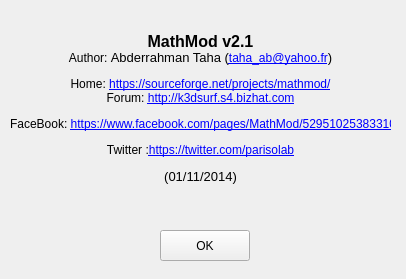
Above: trunk/ui_forms/about.ui from parisolab/mathmod before the change. Below: the same form after it.
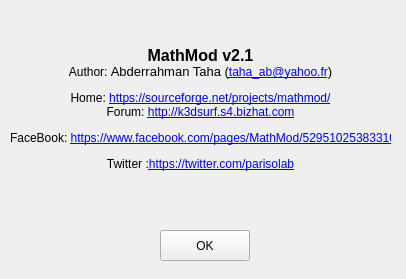
That is the form after the change.

Commit message: Add possibility to rotate the shape about their X, Y and Z Axis MathMod - https://sourceforge.net/p/mathmod/tickets/40

```diff
--- a/trunk/ui_forms/about.ui
+++ b/trunk/ui_forms/about.ui
@@ -26,7 +26,7 @@
     <font/>
    </property>
    <property name="text">
-    <string>&lt;html&gt;&lt;head/&gt;&lt;body&gt;&lt;p align=&quot;center&quot;&gt;&lt;span style=&quot; font-size:12pt; font-weight:600;&quot;&gt;MathMod v2.1&lt;/span&gt;&lt;br/&gt;Author: &lt;span style=&quot; font-size:10pt;&quot;&gt;Abderrahman Taha (&lt;/span&gt;&lt;a href=&quot;taha_ab@yahoo.fr&quot;&gt;&lt;span style=&quot; text-decoration: underline; color:#0000ff;&quot;&gt;taha_ab@yahoo.fr&lt;/span&gt;&lt;/a&gt;&lt;span style=&quot; font-size:10pt;&quot;&gt;)&lt;/span&gt;&lt;/p&gt;&lt;p align=&quot;center&quot;&gt;Home: &lt;a href=&quot;https://sourceforge.net/projects/mathmod/&quot;&gt;&lt;span style=&quot; text-decoration: underline; color:#0000ff;&quot;&gt;https://sourceforge.net/projects/mathmod/&lt;/span&gt;&lt;/a&gt;&lt;br/&gt;Forum: &lt;a href=&quot;http://k3dsurf.s4.bizhat.com&quot;&gt;&lt;span style=&quot; text-decoration: underline; color:#0000ff;&quot;&gt;http://k3dsurf.s4.bizhat.com&lt;/span&gt;&lt;/a&gt;&lt;/p&gt;&lt;p align=&quot;center&quot;&gt;FaceBook: &lt;a href=&quot;https://www.facebook.com/pages/MathMod/529510253833102&quot;&gt;&lt;span style=&quot; text-decoration: underline; color:#0000ff;&quot;&gt;https://www.facebook.com/pages/MathMod/529510253833102&lt;/span&gt;&lt;/a&gt;&lt;/p&gt;&lt;p align=&quot;center&quot;&gt;Twitter :&lt;a href=&quot;https://twitter.com/parisolab&quot;&gt;&lt;span style=&quot; text-decoration: underline; color:#0000ff;&quot;&gt;https://twitter.com/parisolab&lt;/span&gt;&lt;/a&gt;&lt;/p&gt;&lt;p align=&quot;center&quot;&gt;&lt;span style=&quot; font-size:10pt;&quot;&gt;(01/11/2014)&lt;/span&gt;&lt;br/&gt;&lt;/p&gt;&lt;/body&gt;&lt;/html&gt;</string>
+    <string>&lt;html&gt;&lt;head/&gt;&lt;body&gt;&lt;p align=&quot;center&quot;&gt;&lt;span style=&quot; font-size:12pt; font-weight:600;&quot;&gt;MathMod v2.1&lt;/span&gt;&lt;br/&gt;Author: &lt;span style=&quot; font-size:10pt;&quot;&gt;Abderrahman Taha (&lt;/span&gt;&lt;a href=&quot;taha_ab@yahoo.fr&quot;&gt;&lt;span style=&quot; text-decoration: underline; color:#0000ff;&quot;&gt;taha_ab@yahoo.fr&lt;/span&gt;&lt;/a&gt;&lt;span style=&quot; font-size:10pt;&quot;&gt;)&lt;/span&gt;&lt;/p&gt;&lt;p align=&quot;center&quot;&gt;Home: &lt;a href=&quot;https://sourceforge.net/projects/mathmod/&quot;&gt;&lt;span style=&quot; text-decoration: underline; color:#0000ff;&quot;&gt;https://sourceforge.net/projects/mathmod/&lt;/span&gt;&lt;/a&gt;&lt;br/&gt;Forum: &lt;a href=&quot;http://k3dsurf.s4.bizhat.com&quot;&gt;&lt;span style=&quot; text-decoration: underline; color:#0000ff;&quot;&gt;http://k3dsurf.s4.bizhat.com&lt;/span&gt;&lt;/a&gt;&lt;/p&gt;&lt;p align=&quot;center&quot;&gt;FaceBook: &lt;a href=&quot;https://www.facebook.com/pages/MathMod/529510253833102&quot;&gt;&lt;span style=&quot; text-decoration: underline; color:#0000ff;&quot;&gt;https://www.facebook.com/pages/MathMod/529510253833102&lt;/span&gt;&lt;/a&gt;&lt;/p&gt;&lt;p align=&quot;center&quot;&gt;Twitter :&lt;a href=&quot;https://twitter.com/parisolab&quot;&gt;&lt;span style=&quot; text-decoration: underline; color:#0000ff;&quot;&gt;https://twitter.com/parisolab&lt;/span&gt;&lt;/a&gt;&lt;br/&gt;&lt;/p&gt;&lt;/body&gt;&lt;/html&gt;</string>
    </property>
    <property name="wordWrap">
     <bool>false</bool>
```
The commit also changes 5 other files.
